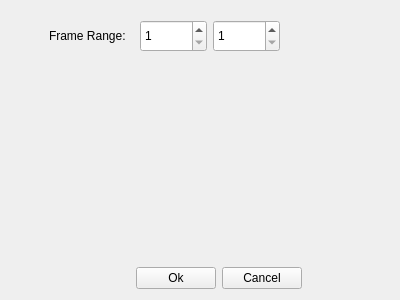
First picture: the form in editors/animations/entireslidedialog.ui, repository jowin202/YaRXP, before the edit.
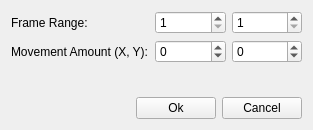
Second picture: the form after the edit.

Commit message: Entire Slide Dialog in Animations works

Diff of the .ui file:
```diff
--- a/editors/animations/entireslidedialog.ui
+++ b/editors/animations/entireslidedialog.ui
@@ -9,22 +9,49 @@
    <rect>
     <x>0</x>
     <y>0</y>
-    <width>400</width>
-    <height>300</height>
+    <width>313</width>
+    <height>130</height>
    </rect>
   </property>
   <property name="windowTitle">
    <string>Entire Slide</string>
   </property>
-  <widget class="QWidget" name="layoutWidget">
-   <property name="geometry">
-    <rect>
-     <x>80</x>
-     <y>260</y>
-     <width>222</width>
-     <height>36</height>
-    </rect>
-   </property>
+  <layout class="QGridLayout" name="gridLayout">
+   <item row="1" column="0">
+    <widget class="QLabel" name="label_2">
+     <property name="text">
+      <string>Movement Amount (X, Y):</string>
+     </property>
+    </widget>
+   </item>
+   <item row="1" column="2">
+    <widget class="QSpinBox" name="spin_y">
+     <property name="minimum">
+      <number>-160</number>
+     </property>
+     <property name="maximum">
+      <number>160</number>
+     </property>
+    </widget>
+   </item>
+   <item row="0" column="0">
+    <widget class="QLabel" name="label">
+     <property name="text">
+      <string>Frame Range:</string>
+     </property>
+    </widget>
+   </item>
+   <item row="1" column="1">
+    <widget class="QSpinBox" name="spin_x">
+     <property name="minimum">
+      <number>-320</number>
+     </property>
+     <property name="maximum">
+      <number>320</number>
+     </property>
+    </widget>
+   </item>
+   <item row="3" column="0" colspan="3">
    <layout class="QHBoxLayout" name="horizontalLayout">
     <item>
      <spacer name="horizontalSpacer">
@@ -54,16 +81,9 @@
      </widget>
     </item>
    </layout>
-  </widget>
+   </item>
+   <item row="0" column="2">
   <widget class="QSpinBox" name="spin_to">
-   <property name="geometry">
-    <rect>
-     <x>213</x>
-     <y>20</y>
-     <width>67</width>
-     <height>32</height>
-    </rect>
-   </property>
    <property name="minimum">
     <number>1</number>
    </property>
@@ -71,28 +91,9 @@
     <number>9999</number>
    </property>
   </widget>
-  <widget class="QLabel" name="label">
-   <property name="geometry">
-    <rect>
-     <x>49</x>
-     <y>20</y>
-     <width>85</width>
-     <height>32</height>
-    </rect>
-   </property>
-   <property name="text">
-    <string>Frame Range:</string>
-   </property>
-  </widget>
+   </item>
+   <item row="0" column="1">
   <widget class="QSpinBox" name="spin_from">
-   <property name="geometry">
-    <rect>
-     <x>140</x>
-     <y>20</y>
-     <width>67</width>
-     <height>32</height>
-    </rect>
-   </property>
    <property name="minimum">
     <number>1</number>
    </property>
@@ -100,6 +101,21 @@
     <number>9999</number>
    </property>
   </widget>
+   </item>
+   <item row="2" column="1">
+    <spacer name="verticalSpacer">
+     <property name="orientation">
+      <enum>Qt::Vertical</enum>
+     </property>
+     <property name="sizeHint" stdset="0">
+      <size>
+       <width>20</width>
+       <height>40</height>
+      </size>
+     </property>
+    </spacer>
+   </item>
+  </layout>
  </widget>
  <resources/>
  <connections/>
```
Left out of the diff: 8 changed lines with no effect on the pictures. Lines whose indentation alone changed are shown as unchanged. The commit also changes 3 other files.
